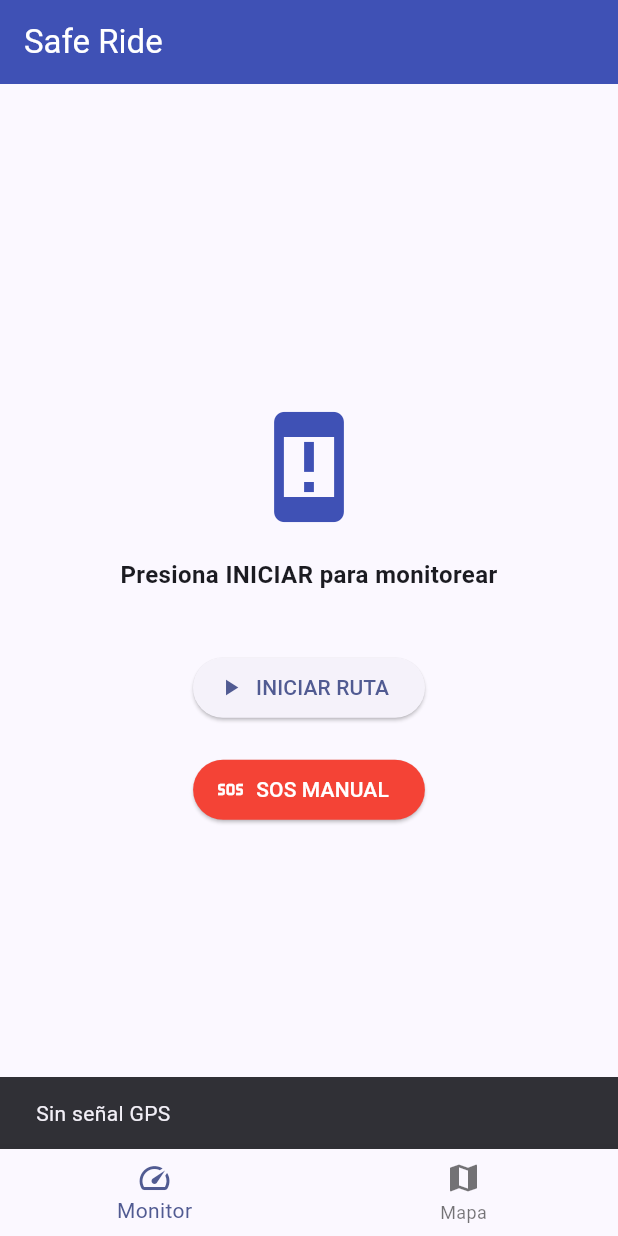
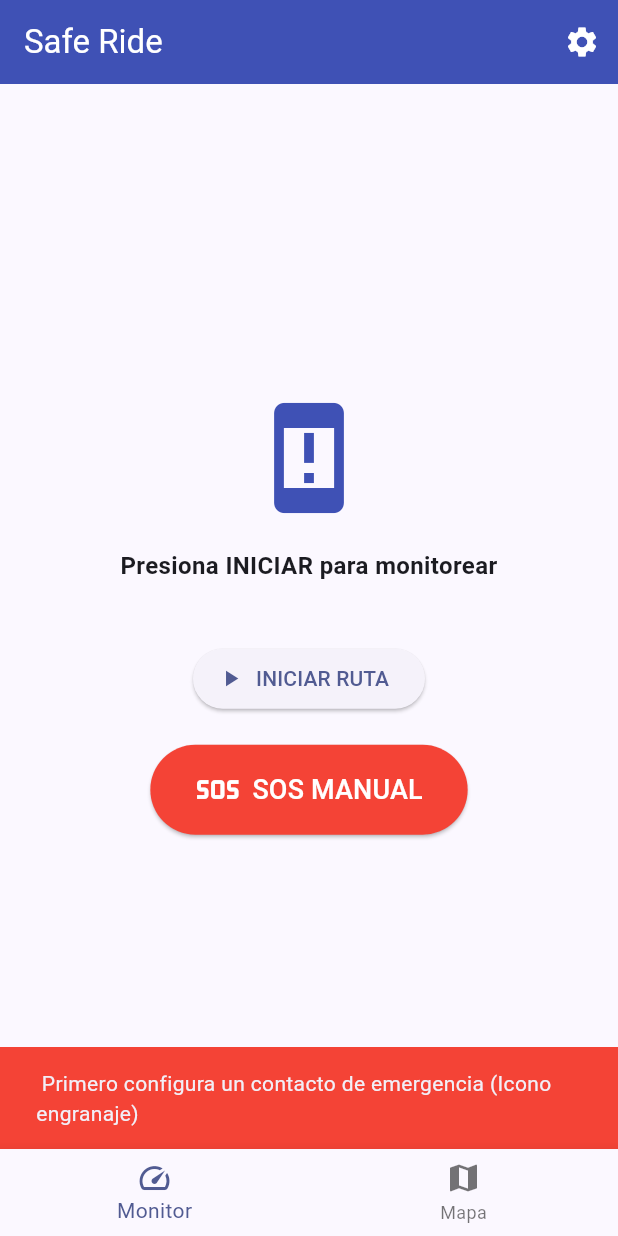
Before and after one commit to Nakotex7906/safe_ride, a Flutter app: the screen it shows after launch, after a tap on "SOS MANUAL", on a phone screen of 412 x 824 dp. Run offline on Flutter 3.47's test engine with Material 3 defaults, Android fonts, the phone set to English and light mode, and no system bars; our stand-ins replace flutter_dotenv, flutter_map, geolocator, latlong2, shared_preferences; missing offline and left inert: mailer.

Commit message:
feat: make emergency contact configurable and persistent
- Add `StorageService` using `shared_preferences` to save and load contact email.
- Update `EmailService` to accept a dynamic recipient instead of a hardcoded address.
- Implement settings dialog in `HomeScreen` to input emergency contact.
- Prevent tracking start or SOS alerts if no contact is configured.
- Improve Google Maps URL format in email alerts and refactor map widget tree.

```diff
--- /dev/null
+++ b/lib/core/services/storage_service.dart
@@ -0,0 +1,17 @@
+import 'package:shared_preferences/shared_preferences.dart';
+
+class StorageService {
+  static const String _keyEmail = 'emergency_contact_email';
+
+  /// Guarda el correo de emergencia
+  Future<void> saveEmergencyEmail(String email) async {
+    final prefs = await SharedPreferences.getInstance();
+    await prefs.setString(_keyEmail, email);
+  }
+
+  /// Obtiene el correo guardado (retorna null si no existe)
+  Future<String?> getEmergencyEmail() async {
+    final prefs = await SharedPreferences.getInstance();
+    return prefs.getString(_keyEmail);
+  }
+}
--- a/lib/presentation/home/home_screen.dart
+++ b/lib/presentation/home/home_screen.dart
@@ -5,6 +5,7 @@ import 'package:flutter_map/flutter_map.dart';
 import 'package:latlong2/latlong.dart';
 import 'package:safe_ride/core/services/thingsboard_service.dart';
 import 'package:safe_ride/core/services/email_service.dart';
+import 'package:safe_ride/core/services/storage_service.dart';
 
 class HomeScreen extends StatefulWidget {
   const HomeScreen({super.key});
@@ -21,11 +22,13 @@ class _HomeScreenState extends State<HomeScreen> {
   // Servicios
   final _tbService = ThingsboardService();
   final _emailService = EmailService();
+  final _storageService = StorageService();
 
   // Estados
   bool _isTracking = false;
   String _log = "Presiona INICIAR para monitorear";
   Timer? _monitorTimer; // Timer para GPS y ThingsBoard
+  String? _emergencyContact; // Variable para guardar el correo en memoria local
 
   // Control de Emergencia
   bool _isEmergencyActive = false; // Para saber si ya estamos en cuenta regresiva
@@ -43,6 +46,69 @@ class _HomeScreenState extends State<HomeScreen> {
     super.dispose();
   }
 
+  // NUEVO: Cargar contacto
+  Future<void> _loadContactInfo() async {
+    String? email = await _storageService.getEmergencyEmail();
+    setState(() {
+      _emergencyContact = email;
+      // Si ya hay contacto, actualizamos el log para que el usuario sepa
+      if (email != null) {
+        _log = "Contacto configurado: $email\nListo para iniciar.";
+      } else {
+        _log = "Configura un contacto de emergencia antes de iniciar.";
+      }
+    });
+  }
+
+  // NUEVO: Diálogo para editar contacto
+  void _showConfigDialog() {
+    final TextEditingController emailController = TextEditingController(text: _emergencyContact);
+
+    showDialog(
+      context: context,
+      builder: (context) => AlertDialog(
+        title: const Text("Contacto de Emergencia"),
+        content: Column(
+          mainAxisSize: MainAxisSize.min,
+          children: [
+            const Text("Ingresa el correo de la persona a la que avisaremos si te caes."),
+            const SizedBox(height: 10),
+            TextField(
+              controller: emailController,
+              keyboardType: TextInputType.emailAddress,
+              decoration: const InputDecoration(
+                labelText: "Correo electrónico",
+                border: OutlineInputBorder(),
+                prefixIcon: Icon(Icons.email),
+              ),
+            ),
+          ],
+        ),
+        actions: [
+          TextButton(onPressed: () => Navigator.pop(context), child: const Text("Cancelar")),
+          ElevatedButton(
+            onPressed: () async {
+              final email = emailController.text.trim();
+              if (email.isNotEmpty && email.contains('@')) {
+                await _storageService.saveEmergencyEmail(email);
+                await _loadContactInfo();
+                Navigator.pop(context);
+                ScaffoldMessenger.of(context).showSnackBar(
+                    SnackBar(content: Text("Contacto guardado: $email"))
+                );
+              } else {
+                ScaffoldMessenger.of(context).showSnackBar(
+                    const SnackBar(content: Text("Ingresa un correo válido"), backgroundColor: Colors.red)
+                );
+              }
+            },
+            child: const Text("Guardar"),
+          ),
+        ],
+      ),
+    );
+  }
+
   // LÓGICA DE MONITOREO
 
   Future<void> _toggleTracking() async {
@@ -54,6 +120,10 @@ class _HomeScreenState extends State<HomeScreen> {
   }
 
   Future<void> _startTracking() async {
+    if (_emergencyContact == null || _emergencyContact!.isEmpty) {
+      _showConfigDialog();
+      return;
+    }
     //  Verificar si el GPS está encendido
     bool serviceEnabled = await Geolocator.isLocationServiceEnabled();
     if (!serviceEnabled) {
@@ -252,8 +322,12 @@ class _HomeScreenState extends State<HomeScreen> {
             Navigator.of(context).pop();
             setState(() => _log = "Enviando ayuda...");
 
-            // Enviar correo
-            bool sent = await _emailService.sendEmergencyEmail(pos.latitude, pos.longitude);
+            // AQUÍ PASAMOS EL CORREO DINÁMICO
+            bool sent = await _emailService.sendEmergencyEmail(
+                pos.latitude,
+                pos.longitude,
+                _emergencyContact!
+            );
 
             // IMPORTANTE: Resetear la alarma en ThingsBoard también aquí,
             // porque la emergencia ya fue procesada.
@@ -280,21 +354,56 @@ class _HomeScreenState extends State<HomeScreen> {
 
   // SOS Manual (Sin cuenta regresiva, inmediato)
   Future<void> _sendPanicAlert() async {
+    if (_emergencyContact == null || _emergencyContact!.isEmpty) {
+      ScaffoldMessenger.of(context).showSnackBar(
+          const SnackBar(
+            content: Text(" Primero configura un contacto de emergencia (Icono engranaje)"),
+            backgroundColor: Colors.red,
+          )
+      );
+      return;
+    }
+
+    // VALIDACIÓN DE GPS
     if (_routePoints.isNotEmpty) {
       final last = _routePoints.last;
-      bool sent = await _emailService.sendEmergencyEmail(last.latitude, last.longitude);
+
+      ScaffoldMessenger.of(context).showSnackBar(const SnackBar(content: Text("Enviando alerta...")));
+
+      bool sent = await _emailService.sendEmergencyEmail(
+          last.latitude,
+          last.longitude,
+          _emergencyContact!
+      );
+
       if (mounted) {
-        ScaffoldMessenger.of(context).showSnackBar(SnackBar(content: Text(sent ? "Alerta enviada" : "Error")));
+        ScaffoldMessenger.of(context).showSnackBar(
+            SnackBar(
+              content: Text(sent ? "Alerta enviada a $_emergencyContact" : "Error de envío"),
+              backgroundColor: sent ? Colors.green : Colors.red,
+            )
+        );
       }
     } else {
-      ScaffoldMessenger.of(context).showSnackBar(const SnackBar(content: Text("Sin señal GPS")));
+      ScaffoldMessenger.of(context).showSnackBar(const SnackBar(content: Text("Sin señal GPS (Inicia ruta o espera señal)")));
     }
   }
 
   @override
   Widget build(BuildContext context) {
     return Scaffold(
-      appBar: AppBar(title: const Text('Safe Ride'), backgroundColor: Colors.indigo, foregroundColor: Colors.white),
+      appBar: AppBar(
+        title: const Text('Safe Ride'),
+        backgroundColor: Colors.indigo,
+        foregroundColor: Colors.white,
+        actions: [
+          // Botón en la barra superior para configurar contacto
+          IconButton(
+            icon: const Icon(Icons.settings),
+            onPressed: _showConfigDialog,
+          )
+        ],
+      ),
       body: IndexedStack(
         index: _selectedIndex,
         children: [
@@ -315,9 +424,13 @@ class _HomeScreenState extends State<HomeScreen> {
                 const SizedBox(height: 20),
                 ElevatedButton.icon(
                   onPressed: _sendPanicAlert,
-                  style: ElevatedButton.styleFrom(backgroundColor: Colors.red, foregroundColor: Colors.white),
-                  icon: const Icon(Icons.sos),
-                  label: const Text("SOS MANUAL"),
+                  style: ElevatedButton.styleFrom(
+                    backgroundColor: Colors.red,
+                    foregroundColor: Colors.white,
+                    padding: const EdgeInsets.symmetric(horizontal: 30, vertical: 15),
+                  ),
+                  icon: const Icon(Icons.sos, size: 30),
+                  label: const Text("SOS MANUAL", style: TextStyle(fontSize: 18)),
                 )
               ],
             ),
@@ -325,60 +438,15 @@ class _HomeScreenState extends State<HomeScreen> {
           // Pestaña Mapa
           FlutterMap(
             mapController: _mapController,
-            options: MapOptions(
-              initialCenter: _currentLocation,
-              initialZoom: 15.0,
-              // Opcional: interactionOptions para mejorar la experiencia táctil
-            ),
+            options: MapOptions(initialCenter: _currentLocation, initialZoom: 15.0),
             children: [
-              TileLayer(
-                urlTemplate: 'https://tile.openstreetmap.org/{z}/{x}/{y}.png',
-                userAgentPackageName: 'com.example.safe_ride',
-              ),
-
-              // La Línea de la Ruta
-              PolylineLayer(
-                polylines: [
-                  Polyline(
-                    points: _routePoints,
-                    strokeWidth: 5.0,
-                    color: Colors.blue,
-                  ),
-                ],
-              ),
-
-              // Marcadores (Inicio, Fin y Actual)
-              MarkerLayer(
-                markers: [
-                  // MARCADOR DE INICIO (Verde) - Solo si existe
-                  if (_startPosition != null)
-                    Marker(
-                      point: _startPosition!,
-                      width: 60,
-                      height: 60,
-                      child: const Icon(Icons.flag, color: Colors.green, size: 40),
-                      alignment: Alignment.topCenter, // Para que el palo de la bandera toque el punto
-                    ),
-
-                  // MARCADOR DE FIN (Rojo/Bandera) - Solo si terminamos
-                  if (_endPosition != null && !_isTracking)
-                    Marker(
-                      point: _endPosition!,
-                      width: 60,
-                      height: 60,
-                      child: const Icon(Icons.sports_score, color: Colors.black, size: 40),
-                    ),
-
-                  // MARCADOR DE POSICIÓN ACTUAL (Solo mientras rastreamos)
-                  if (_isTracking)
-                    Marker(
-                      point: _currentLocation,
-                      width: 60,
-                      height: 60,
-                      child: const Icon(Icons.directions_bike, color: Colors.indigo, size: 40),
-                    ),
-                ],
-              ),
+              TileLayer(urlTemplate: 'https://tile.openstreetmap.org/{z}/{x}/{y}.png', userAgentPackageName: 'com.example.safe_ride'),
+              PolylineLayer(polylines: [Polyline(points: _routePoints, strokeWidth: 5.0, color: Colors.blue)]),
+              MarkerLayer(markers: [
+                if (_startPosition != null) Marker(point: _startPosition!, width: 60, height: 60, child: const Icon(Icons.flag, color: Colors.green, size: 40)),
+                if (_endPosition != null && !_isTracking) Marker(point: _endPosition!, width: 60, height: 60, child: const Icon(Icons.sports_score, color: Colors.black, size: 40)),
+                if (_isTracking) Marker(point: _currentLocation, width: 60, height: 60, child: const Icon(Icons.directions_bike, color: Colors.indigo, size: 40)),
+              ]),
             ],
           ),
         ],
@@ -444,8 +512,8 @@ class _EmergencyDialogState extends State<EmergencyDialog> {
           Expanded(
             child: const Text(
               "¿CAÍDA DETECTADA?",
-              style: TextStyle(fontWeight: FontWeight.bold), // Texto en negrita se ve mejor
-              maxLines: 2, // Permite hasta 2 líneas
+              style: TextStyle(fontWeight: FontWeight.bold),
+              maxLines: 2,
             ),
           ),
         ],
@@ -464,7 +532,7 @@ class _EmergencyDialogState extends State<EmergencyDialog> {
           ),
           const SizedBox(height: 10),
           Text(
-            "$_secondsRemaining",
+            "$_secondsRemaining", // Asegúrate de tener la variable _secondsRemaining definida en esta clase
             style: const TextStyle(fontSize: 60, fontWeight: FontWeight.bold, color: Colors.red),
           ),
           const Text("segundos"),
--- a/pubspec.yaml
+++ b/pubspec.yaml
@@ -45,6 +45,7 @@ dependencies:
   provider: ^6.1.1
   # Para comparar objetos (útil en modelos)
   equatable: ^2.0.5
+  shared_preferences: ^2.2.2
 
   # The following adds the Cupertino Icons font to your application.
   # Use with the CupertinoIcons class for iOS style icons.
```
Also changed, not shown: lib/core/services/email_service.dart (+12 -5 lines).
